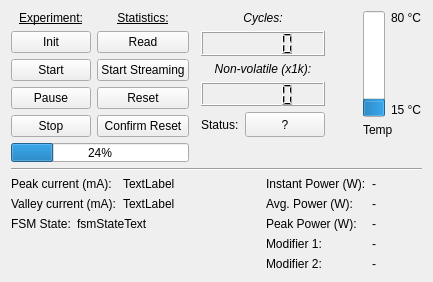
Above: ui/w_cycletester.ui from johnbatzer18/biomech_flexsea-plan before the change. Below: the same form after it.
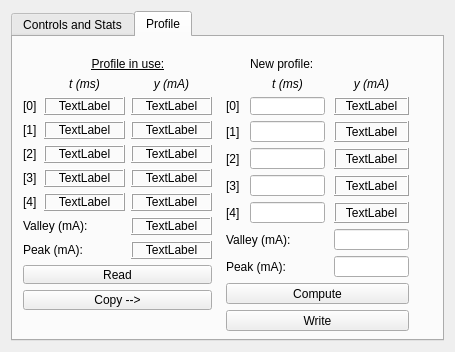
That is the form after the change.

Commit message: Started adding the Profile tab (CT) and some of its logic

Diff of the .ui file:
```diff
--- a/ui/w_cycletester.ui
+++ b/ui/w_cycletester.ui
@@ -6,8 +6,8 @@
    <rect>
     <x>0</x>
     <y>0</y>
-    <width>406</width>
-    <height>282</height>
+    <width>444</width>
+    <height>348</height>
    </rect>
   </property>
   <property name="sizePolicy">
@@ -19,6 +19,22 @@
   <property name="windowTitle">
    <string>Form</string>
   </property>
+  <layout class="QGridLayout" name="gridLayout_7">
+   <item row="0" column="0">
+    <widget class="QTabWidget" name="tabWidget">
+     <property name="minimumSize">
+      <size>
+       <width>0</width>
+       <height>330</height>
+      </size>
+     </property>
+     <property name="currentIndex">
+      <number>1</number>
+     </property>
+     <widget class="QWidget" name="tab_ctrl">
+      <attribute name="title">
+       <string>Controls and Stats</string>
+      </attribute>
   <layout class="QGridLayout" name="gridLayout_5">
    <item row="0" column="0">
     <layout class="QGridLayout" name="gridLayout">
@@ -331,7 +347,7 @@
      </property>
     </widget>
    </item>
-   <item row="3" column="0" colspan="3">
+       <item row="3" column="0">
     <layout class="QVBoxLayout" name="verticalLayout_2">
      <item>
       <layout class="QGridLayout" name="gridLayout_3">
@@ -573,6 +589,903 @@
       </widget>
      </item>
     </layout>
+       </item>
+      </layout>
+      <zorder></zorder>
+      <zorder></zorder>
+      <zorder></zorder>
+      <zorder>verticalLayoutWidget</zorder>
+      <zorder>line</zorder>
+      <zorder>horizontalSpacer_2</zorder>
+      <zorder>progressBar</zorder>
+      <zorder></zorder>
+      <zorder>horizontalSpacer</zorder>
+      <zorder></zorder>
+      <zorder></zorder>
+      <zorder></zorder>
+      <zorder>verticalLayoutWidget</zorder>
+      <zorder>line</zorder>
+      <zorder>horizontalSpacer_2</zorder>
+      <zorder>progressBar</zorder>
+      <zorder></zorder>
+      <zorder>horizontalSpacer</zorder>
+     </widget>
+     <widget class="QWidget" name="tab_profile">
+      <attribute name="title">
+       <string>Profile</string>
+      </attribute>
+      <widget class="QWidget" name="gridLayoutWidget">
+       <property name="geometry">
+        <rect>
+         <x>10</x>
+         <y>20</y>
+         <width>189</width>
+         <height>253</height>
+        </rect>
+       </property>
+       <layout class="QGridLayout" name="gridLayout_6">
+        <item row="9" column="0" colspan="3">
+         <widget class="QPushButton" name="pbRead">
+          <property name="text">
+           <string>Read</string>
+          </property>
+         </widget>
+        </item>
+        <item row="0" column="1" colspan="2">
+         <widget class="QLabel" name="label_16">
+          <property name="text">
+           <string>&lt;html&gt;&lt;head/&gt;&lt;body&gt;&lt;p align=&quot;center&quot;&gt;&lt;span style=&quot; text-decoration: underline;&quot;&gt;Profile in use:&lt;/span&gt;&lt;/p&gt;&lt;/body&gt;&lt;/html&gt;</string>
+          </property>
+         </widget>
+        </item>
+        <item row="2" column="0">
+         <widget class="QLabel" name="label_17">
+          <property name="minimumSize">
+           <size>
+            <width>15</width>
+            <height>0</height>
+           </size>
+          </property>
+          <property name="maximumSize">
+           <size>
+            <width>15</width>
+            <height>16777215</height>
+           </size>
+          </property>
+          <property name="text">
+           <string>[0]</string>
+          </property>
+         </widget>
+        </item>
+        <item row="1" column="1">
+         <widget class="QLabel" name="label_22">
+          <property name="text">
+           <string>&lt;html&gt;&lt;head/&gt;&lt;body&gt;&lt;p align=&quot;center&quot;&gt;&lt;span style=&quot; font-style:italic;&quot;&gt;t (ms)&lt;/span&gt;&lt;/p&gt;&lt;/body&gt;&lt;/html&gt;</string>
+          </property>
+         </widget>
+        </item>
+        <item row="7" column="0" colspan="2">
+         <widget class="QLabel" name="label_24">
+          <property name="text">
+           <string>Valley (mA):</string>
+          </property>
+         </widget>
+        </item>
+        <item row="7" column="2">
+         <widget class="QLabel" name="label_piu_vCurr">
+          <property name="minimumSize">
+           <size>
+            <width>50</width>
+            <height>0</height>
+           </size>
+          </property>
+          <property name="frameShape">
+           <enum>QFrame::Box</enum>
+          </property>
+          <property name="frameShadow">
+           <enum>QFrame::Raised</enum>
+          </property>
+          <property name="text">
+           <string>TextLabel</string>
+          </property>
+          <property name="alignment">
+           <set>Qt::AlignCenter</set>
+          </property>
+         </widget>
+        </item>
+        <item row="6" column="0">
+         <widget class="QLabel" name="label_21">
+          <property name="minimumSize">
+           <size>
+            <width>15</width>
+            <height>0</height>
+           </size>
+          </property>
+          <property name="maximumSize">
+           <size>
+            <width>15</width>
+            <height>16777215</height>
+           </size>
+          </property>
+          <property name="text">
+           <string>[4]</string>
+          </property>
+         </widget>
+        </item>
+        <item row="4" column="0">
+         <widget class="QLabel" name="label_19">
+          <property name="minimumSize">
+           <size>
+            <width>15</width>
+            <height>0</height>
+           </size>
+          </property>
+          <property name="maximumSize">
+           <size>
+            <width>15</width>
+            <height>16777215</height>
+           </size>
+          </property>
+          <property name="text">
+           <string>[2]</string>
+          </property>
+         </widget>
+        </item>
+        <item row="3" column="0">
+         <widget class="QLabel" name="label_18">
+          <property name="minimumSize">
+           <size>
+            <width>15</width>
+            <height>0</height>
+           </size>
+          </property>
+          <property name="maximumSize">
+           <size>
+            <width>15</width>
+            <height>16777215</height>
+           </size>
+          </property>
+          <property name="text">
+           <string>[1]</string>
+          </property>
+         </widget>
+        </item>
+        <item row="5" column="0">
+         <widget class="QLabel" name="label_20">
+          <property name="minimumSize">
+           <size>
+            <width>15</width>
+            <height>0</height>
+           </size>
+          </property>
+          <property name="maximumSize">
+           <size>
+            <width>15</width>
+            <height>16777215</height>
+           </size>
+          </property>
+          <property name="text">
+           <string>[3]</string>
+          </property>
+         </widget>
+        </item>
+        <item row="1" column="2">
+         <widget class="QLabel" name="label_23">
+          <property name="text">
+           <string>&lt;html&gt;&lt;head/&gt;&lt;body&gt;&lt;p align=&quot;center&quot;&gt;&lt;span style=&quot; font-style:italic;&quot;&gt;y (mA)&lt;/span&gt;&lt;/p&gt;&lt;/body&gt;&lt;/html&gt;</string>
+          </property>
+         </widget>
+        </item>
+        <item row="2" column="1">
+         <widget class="QLabel" name="label_piu_t0">
+          <property name="minimumSize">
+           <size>
+            <width>50</width>
+            <height>0</height>
+           </size>
+          </property>
+          <property name="frameShape">
+           <enum>QFrame::Box</enum>
+          </property>
+          <property name="frameShadow">
+           <enum>QFrame::Raised</enum>
+          </property>
+          <property name="text">
+           <string>TextLabel</string>
+          </property>
+          <property name="alignment">
+           <set>Qt::AlignCenter</set>
+          </property>
+         </widget>
+        </item>
+        <item row="3" column="1">
+         <widget class="QLabel" name="label_piu_t1">
+          <property name="minimumSize">
+           <size>
+            <width>50</width>
+            <height>0</height>
+           </size>
+          </property>
+          <property name="frameShape">
+           <enum>QFrame::Box</enum>
+          </property>
+          <property name="frameShadow">
+           <enum>QFrame::Raised</enum>
+          </property>
+          <property name="text">
+           <string>TextLabel</string>
+          </property>
+          <property name="alignment">
+           <set>Qt::AlignCenter</set>
+          </property>
+         </widget>
+        </item>
+        <item row="6" column="1">
+         <widget class="QLabel" name="label_piu_t4">
+          <property name="minimumSize">
+           <size>
+            <width>50</width>
+            <height>0</height>
+           </size>
+          </property>
+          <property name="frameShape">
+           <enum>QFrame::Box</enum>
+          </property>
+          <property name="frameShadow">
+           <enum>QFrame::Raised</enum>
+          </property>
+          <property name="text">
+           <string>TextLabel</string>
+          </property>
+          <property name="alignment">
+           <set>Qt::AlignCenter</set>
+          </property>
+         </widget>
+        </item>
+        <item row="5" column="1">
+         <widget class="QLabel" name="label_piu_t3">
+          <property name="minimumSize">
+           <size>
+            <width>50</width>
+            <height>0</height>
+           </size>
+          </property>
+          <property name="frameShape">
+           <enum>QFrame::Box</enum>
+          </property>
+          <property name="frameShadow">
+           <enum>QFrame::Raised</enum>
+          </property>
+          <property name="text">
+           <string>TextLabel</string>
+          </property>
+          <property name="alignment">
+           <set>Qt::AlignCenter</set>
+          </property>
+         </widget>
+        </item>
+        <item row="4" column="1">
+         <widget class="QLabel" name="label_piu_t2">
+          <property name="minimumSize">
+           <size>
+            <width>50</width>
+            <height>0</height>
+           </size>
+          </property>
+          <property name="frameShape">
+           <enum>QFrame::Box</enum>
+          </property>
+          <property name="frameShadow">
+           <enum>QFrame::Raised</enum>
+          </property>
+          <property name="text">
+           <string>TextLabel</string>
+          </property>
+          <property name="alignment">
+           <set>Qt::AlignCenter</set>
+          </property>
+         </widget>
+        </item>
+        <item row="3" column="2">
+         <widget class="QLabel" name="label_piu_y1">
+          <property name="minimumSize">
+           <size>
+            <width>50</width>
+            <height>0</height>
+           </size>
+          </property>
+          <property name="frameShape">
+           <enum>QFrame::Box</enum>
+          </property>
+          <property name="frameShadow">
+           <enum>QFrame::Raised</enum>
+          </property>
+          <property name="text">
+           <string>TextLabel</string>
+          </property>
+          <property name="alignment">
+           <set>Qt::AlignCenter</set>
+          </property>
+         </widget>
+        </item>
+        <item row="2" column="2">
+         <widget class="QLabel" name="label_piu_y0">
+          <property name="minimumSize">
+           <size>
+            <width>50</width>
+            <height>0</height>
+           </size>
+          </property>
+          <property name="frameShape">
+           <enum>QFrame::Box</enum>
+          </property>
+          <property name="frameShadow">
+           <enum>QFrame::Raised</enum>
+          </property>
+          <property name="text">
+           <string>TextLabel</string>
+          </property>
+          <property name="alignment">
+           <set>Qt::AlignCenter</set>
+          </property>
+         </widget>
+        </item>
+        <item row="6" column="2">
+         <widget class="QLabel" name="label_piu_y4">
+          <property name="minimumSize">
+           <size>
+            <width>50</width>
+            <height>0</height>
+           </size>
+          </property>
+          <property name="frameShape">
+           <enum>QFrame::Box</enum>
+          </property>
+          <property name="frameShadow">
+           <enum>QFrame::Raised</enum>
+          </property>
+          <property name="text">
+           <string>TextLabel</string>
+          </property>
+          <property name="alignment">
+           <set>Qt::AlignCenter</set>
+          </property>
+         </widget>
+        </item>
+        <item row="4" column="2">
+         <widget class="QLabel" name="label_piu_y2">
+          <property name="minimumSize">
+           <size>
+            <width>50</width>
+            <height>0</height>
+           </size>
+          </property>
+          <property name="frameShape">
+           <enum>QFrame::Box</enum>
+          </property>
+          <property name="frameShadow">
+           <enum>QFrame::Raised</enum>
+          </property>
+          <property name="text">
+           <string>TextLabel</string>
+          </property>
+          <property name="alignment">
+           <set>Qt::AlignCenter</set>
+          </property>
+         </widget>
+        </item>
+        <item row="8" column="0" colspan="2">
+         <widget class="QLabel" name="label_25">
+          <property name="text">
+           <string>Peak (mA):</string>
+          </property>
+         </widget>
+        </item>
+        <item row="5" column="2">
+         <widget class="QLabel" name="label_piu_y3">
+          <property name="minimumSize">
+           <size>
+            <width>50</width>
+            <height>0</height>
+           </size>
+          </property>
+          <property name="frameShape">
+           <enum>QFrame::Box</enum>
+          </property>
+          <property name="frameShadow">
+           <enum>QFrame::Raised</enum>
+          </property>
+          <property name="text">
+           <string>TextLabel</string>
+          </property>
+          <property name="alignment">
+           <set>Qt::AlignCenter</set>
+          </property>
+         </widget>
+        </item>
+        <item row="8" column="2">
+         <widget class="QLabel" name="label_piu_pCurr">
+          <property name="minimumSize">
+           <size>
+            <width>50</width>
+            <height>0</height>
+           </size>
+          </property>
+          <property name="frameShape">
+           <enum>QFrame::Box</enum>
+          </property>
+          <property name="frameShadow">
+           <enum>QFrame::Raised</enum>
+          </property>
+          <property name="text">
+           <string>TextLabel</string>
+          </property>
+          <property name="alignment">
+           <set>Qt::AlignCenter</set>
+          </property>
+         </widget>
+        </item>
+        <item row="10" column="0" colspan="3">
+         <widget class="QPushButton" name="pbCopy">
+          <property name="text">
+           <string>Copy --&gt;</string>
+          </property>
+         </widget>
+        </item>
+       </layout>
+      </widget>
+      <widget class="QWidget" name="gridLayoutWidget_2">
+       <property name="geometry">
+        <rect>
+         <x>210</x>
+         <y>20</y>
+         <width>189</width>
+         <height>274</height>
+        </rect>
+       </property>
+       <layout class="QGridLayout" name="gridLayout_8">
+        <item row="7" column="0" colspan="2">
+         <widget class="QLabel" name="label_29">
+          <property name="text">
+           <string>Valley (mA):</string>
+          </property>
+         </widget>
+        </item>
+        <item row="2" column="0">
+         <widget class="QLabel" name="label_27">
+          <property name="minimumSize">
+           <size>
+            <width>15</width>
+            <height>0</height>
+           </size>
+          </property>
+          <property name="maximumSize">
+           <size>
+            <width>15</width>
+            <height>16777215</height>
+           </size>
+          </property>
+          <property name="text">
+           <string>[0]</string>
+          </property>
+         </widget>
+        </item>
+        <item row="0" column="1" colspan="2">
+         <widget class="QLabel" name="label_26">
+          <property name="text">
+           <string>&lt;html&gt;&lt;head/&gt;&lt;body&gt;&lt;p align=&quot;center&quot;&gt;&lt;span style=&quot; text-decoration: underline;&quot;&gt;New profile:&lt;/span&gt;&lt;/p&gt;&lt;/body&gt;&lt;/html&gt;</string>
+          </property>
+         </widget>
+        </item>
+        <item row="1" column="1">
+         <widget class="QLabel" name="label_28">
+          <property name="text">
+           <string>&lt;html&gt;&lt;head/&gt;&lt;body&gt;&lt;p align=&quot;center&quot;&gt;&lt;span style=&quot; font-style:italic;&quot;&gt;t (ms)&lt;/span&gt;&lt;/p&gt;&lt;/body&gt;&lt;/html&gt;</string>
+          </property>
+         </widget>
+        </item>
+        <item row="3" column="0">
+         <widget class="QLabel" name="label_32">
+          <property name="minimumSize">
+           <size>
+            <width>15</width>
+            <height>0</height>
+           </size>
+          </property>
+          <property name="maximumSize">
+           <size>
+            <width>15</width>
+            <height>16777215</height>
+           </size>
+          </property>
+          <property name="text">
+           <string>[1]</string>
+          </property>
+         </widget>
+        </item>
+        <item row="6" column="0">
+         <widget class="QLabel" name="label_30">
+          <property name="minimumSize">
+           <size>
+            <width>15</width>
+            <height>0</height>
+           </size>
+          </property>
+          <property name="maximumSize">
+           <size>
+            <width>15</width>
+            <height>16777215</height>
+           </size>
+          </property>
+          <property name="text">
+           <string>[4]</string>
+          </property>
+         </widget>
+        </item>
+        <item row="4" column="0">
+         <widget class="QLabel" name="label_31">
+          <property name="minimumSize">
+           <size>
+            <width>15</width>
+            <height>0</height>
+           </size>
+          </property>
+          <property name="maximumSize">
+           <size>
+            <width>15</width>
+            <height>16777215</height>
+           </size>
+          </property>
+          <property name="text">
+           <string>[2]</string>
+          </property>
+         </widget>
+        </item>
+        <item row="1" column="2">
+         <widget class="QLabel" name="label_34">
+          <property name="text">
+           <string>&lt;html&gt;&lt;head/&gt;&lt;body&gt;&lt;p align=&quot;center&quot;&gt;&lt;span style=&quot; font-style:italic;&quot;&gt;y (mA)&lt;/span&gt;&lt;/p&gt;&lt;/body&gt;&lt;/html&gt;</string>
+          </property>
+         </widget>
+        </item>
+        <item row="5" column="0">
+         <widget class="QLabel" name="label_33">
+          <property name="minimumSize">
+           <size>
+            <width>15</width>
+            <height>0</height>
+           </size>
+          </property>
+          <property name="maximumSize">
+           <size>
+            <width>15</width>
+            <height>16777215</height>
+           </size>
+          </property>
+          <property name="text">
+           <string>[3]</string>
+          </property>
+         </widget>
+        </item>
+        <item row="3" column="2">
+         <widget class="QLabel" name="label_np_y1">
+          <property name="minimumSize">
+           <size>
+            <width>50</width>
+            <height>0</height>
+           </size>
+          </property>
+          <property name="frameShape">
+           <enum>QFrame::Box</enum>
+          </property>
+          <property name="frameShadow">
+           <enum>QFrame::Raised</enum>
+          </property>
+          <property name="text">
+           <string>TextLabel</string>
+          </property>
+          <property name="alignment">
+           <set>Qt::AlignCenter</set>
+          </property>
+         </widget>
+        </item>
+        <item row="5" column="2">
+         <widget class="QLabel" name="label_np_y3">
+          <property name="minimumSize">
+           <size>
+            <width>50</width>
+            <height>0</height>
+           </size>
+          </property>
+          <property name="frameShape">
+           <enum>QFrame::Box</enum>
+          </property>
+          <property name="frameShadow">
+           <enum>QFrame::Raised</enum>
+          </property>
+          <property name="text">
+           <string>TextLabel</string>
+          </property>
+          <property name="alignment">
+           <set>Qt::AlignCenter</set>
+          </property>
+         </widget>
+        </item>
+        <item row="4" column="2">
+         <widget class="QLabel" name="label_np_y2">
+          <property name="minimumSize">
+           <size>
+            <width>50</width>
+            <height>0</height>
+           </size>
+          </property>
+          <property name="frameShape">
+           <enum>QFrame::Box</enum>
+          </property>
+          <property name="frameShadow">
+           <enum>QFrame::Raised</enum>
+          </property>
+          <property name="text">
+           <string>TextLabel</string>
+          </property>
+          <property name="alignment">
+           <set>Qt::AlignCenter</set>
+          </property>
+         </widget>
+        </item>
+        <item row="6" column="2">
+         <widget class="QLabel" name="label_np_y4">
+          <property name="minimumSize">
+           <size>
+            <width>50</width>
+            <height>0</height>
+           </size>
+          </property>
+          <property name="frameShape">
+           <enum>QFrame::Box</enum>
+          </property>
+          <property name="frameShadow">
+           <enum>QFrame::Raised</enum>
+          </property>
+          <property name="text">
+           <string>TextLabel</string>
+          </property>
+          <property name="alignment">
+           <set>Qt::AlignCenter</set>
+          </property>
+         </widget>
+        </item>
+        <item row="2" column="2">
+         <widget class="QLabel" name="label_np_y0">
+          <property name="minimumSize">
+           <size>
+            <width>50</width>
+            <height>0</height>
+           </size>
+          </property>
+          <property name="frameShape">
+           <enum>QFrame::Box</enum>
+          </property>
+          <property name="frameShadow">
+           <enum>QFrame::Raised</enum>
+          </property>
+          <property name="text">
+           <string>TextLabel</string>
+          </property>
+          <property name="alignment">
+           <set>Qt::AlignCenter</set>
+          </property>
+         </widget>
+        </item>
+        <item row="8" column="0" colspan="2">
+         <widget class="QLabel" name="label_35">
+          <property name="text">
+           <string>Peak (mA):</string>
+          </property>
+         </widget>
+        </item>
+        <item row="9" column="0" colspan="3">
+         <widget class="QPushButton" name="pbCompute">
+          <property name="text">
+           <string>Compute</string>
+          </property>
+         </widget>
+        </item>
+        <item row="10" column="0" colspan="3">
+         <widget class="QPushButton" name="pbWrite">
+          <property name="text">
+           <string>Write</string>
+          </property>
+         </widget>
+        </item>
+        <item row="2" column="1">
+         <widget class="QLineEdit" name="lineEdit_np_t0">
+          <property name="sizePolicy">
+           <sizepolicy hsizetype="Expanding" vsizetype="Minimum">
+            <horstretch>0</horstretch>
+            <verstretch>0</verstretch>
+           </sizepolicy>
+          </property>
+          <property name="minimumSize">
+           <size>
+            <width>50</width>
+            <height>17</height>
+           </size>
+          </property>
+          <property name="maximumSize">
+           <size>
+            <width>75</width>
+            <height>16777215</height>
+           </size>
+          </property>
+          <property name="inputMask">
+           <string extracomment="9"/>
+          </property>
+          <property name="alignment">
+           <set>Qt::AlignCenter</set>
+          </property>
+          <property name="clearButtonEnabled">
+           <bool>false</bool>
+          </property>
+         </widget>
+        </item>
+        <item row="3" column="1">
+         <widget class="QLineEdit" name="lineEdit_np_t1">
+          <property name="minimumSize">
+           <size>
+            <width>50</width>
+            <height>0</height>
+           </size>
+          </property>
+          <property name="maximumSize">
+           <size>
+            <width>75</width>
+            <height>16777215</height>
+           </size>
+          </property>
+          <property name="inputMask">
+           <string extracomment="9"/>
+          </property>
+          <property name="alignment">
+           <set>Qt::AlignCenter</set>
+          </property>
+          <property name="clearButtonEnabled">
+           <bool>false</bool>
+          </property>
+         </widget>
+        </item>
+        <item row="4" column="1">
+         <widget class="QLineEdit" name="lineEdit_np_t2">
+          <property name="minimumSize">
+           <size>
+            <width>50</width>
+            <height>0</height>
+           </size>
+          </property>
+          <property name="maximumSize">
+           <size>
+            <width>75</width>
+            <height>16777215</height>
+           </size>
+          </property>
+          <property name="inputMask">
+           <string extracomment="9"/>
+          </property>
+          <property name="alignment">
+           <set>Qt::AlignCenter</set>
+          </property>
+          <property name="clearButtonEnabled">
+           <bool>false</bool>
+          </property>
+         </widget>
+        </item>
+        <item row="5" column="1">
+         <widget class="QLineEdit" name="lineEdit_np_t3">
+          <property name="minimumSize">
+           <size>
+            <width>50</width>
+            <height>0</height>
+           </size>
+          </property>
+          <property name="maximumSize">
+           <size>
+            <width>75</width>
+            <height>16777215</height>
+           </size>
+          </property>
+          <property name="inputMask">
+           <string extracomment="9"/>
+          </property>
+          <property name="text">
+           <string/>
+          </property>
+          <property name="alignment">
+           <set>Qt::AlignCenter</set>
+          </property>
+          <property name="clearButtonEnabled">
+           <bool>false</bool>
+          </property>
+         </widget>
+        </item>
+        <item row="6" column="1">
+         <widget class="QLineEdit" name="lineEdit_np_t4">
+          <property name="minimumSize">
+           <size>
+            <width>50</width>
+            <height>0</height>
+           </size>
+          </property>
+          <property name="maximumSize">
+           <size>
+            <width>75</width>
+            <height>16777215</height>
+           </size>
+          </property>
+          <property name="inputMask">
+           <string extracomment="9"/>
+          </property>
+          <property name="alignment">
+           <set>Qt::AlignCenter</set>
+          </property>
+          <property name="clearButtonEnabled">
+           <bool>false</bool>
+          </property>
+         </widget>
+        </item>
+        <item row="7" column="2">
+         <widget class="QLineEdit" name="lineEdit_np_vCurr">
+          <property name="minimumSize">
+           <size>
+            <width>50</width>
+            <height>0</height>
+           </size>
+          </property>
+          <property name="maximumSize">
+           <size>
+            <width>75</width>
+            <height>16777215</height>
+           </size>
+          </property>
+          <property name="inputMask">
+           <string extracomment="9"/>
+          </property>
+          <property name="alignment">
+           <set>Qt::AlignCenter</set>
+          </property>
+          <property name="clearButtonEnabled">
+           <bool>false</bool>
+          </property>
+         </widget>
+        </item>
+        <item row="8" column="2">
+         <widget class="QLineEdit" name="lineEdit_np_pCurr">
+          <property name="minimumSize">
+           <size>
+            <width>50</width>
+            <height>0</height>
+           </size>
+          </property>
+          <property name="maximumSize">
+           <size>
+            <width>75</width>
+            <height>16777215</height>
+           </size>
+          </property>
+          <property name="inputMask">
+           <string extracomment="9"/>
+          </property>
+          <property name="alignment">
+           <set>Qt::AlignCenter</set>
+          </property>
+          <property name="clearButtonEnabled">
+           <bool>false</bool>
+          </property>
+         </widget>
+        </item>
+       </layout>
+      </widget>
+     </widget>
+    </widget>
    </item>
   </layout>
  </widget>
```
Lines whose indentation alone changed are shown as unchanged. The commit also changes 2 other files.
